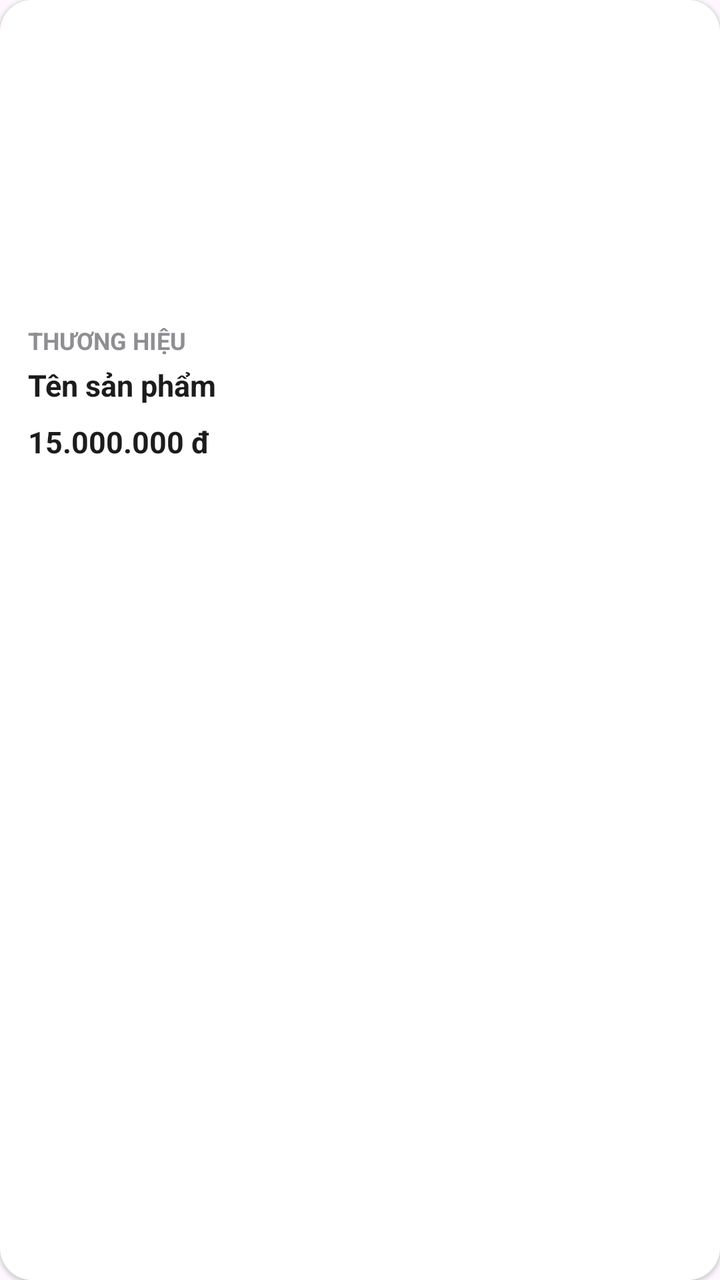
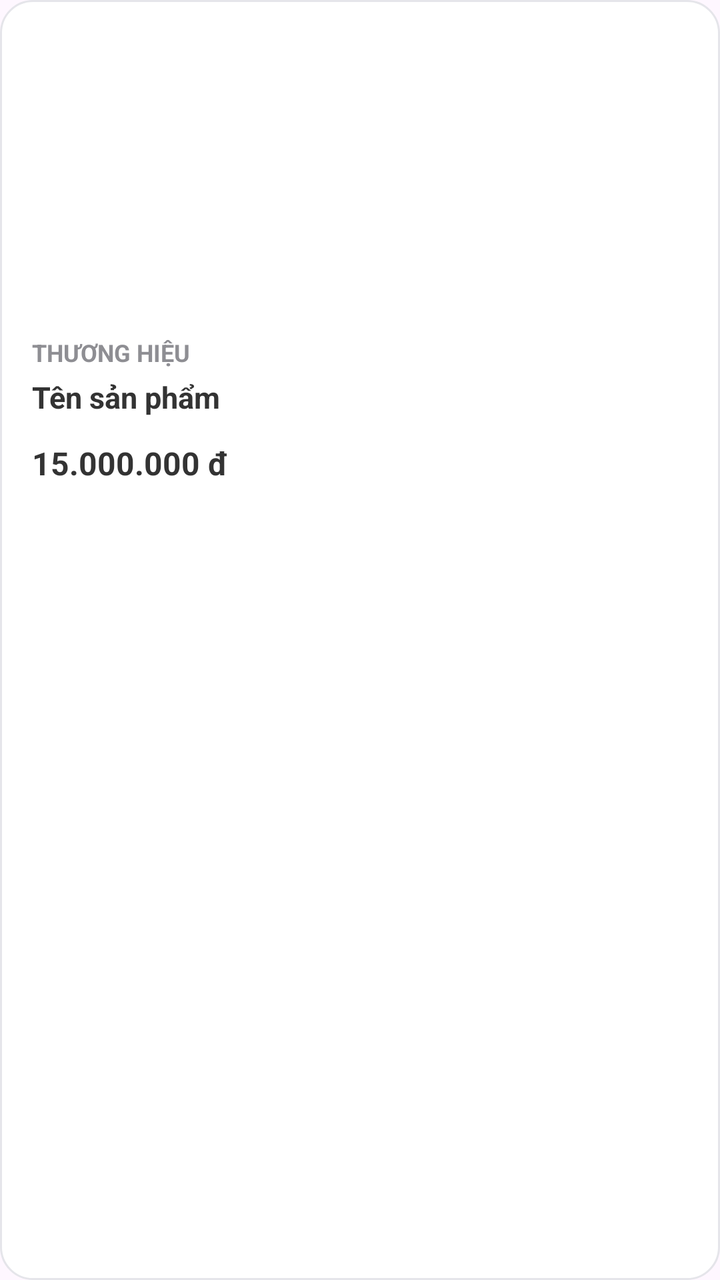

Before-and-after screenshots of an Android layout around one commit, followed by the original layout XML and the change that was made.
<!-- AndroidManifest.xml: application theme Theme.MobileDeviceStoreTDMU -->
<!-- res/layout/item_san_pham.xml -->
<?xml version="1.0" encoding="utf-8"?>
<LinearLayout xmlns:android="http://schemas.android.com/apk/res/android"
    android:layout_width="match_parent"
    android:layout_height="wrap_content"
    android:orientation="vertical"
    android:padding="14dp"
    android:layout_margin="6dp"
    android:background="@drawable/bg_card_modern"
    android:elevation="1dp">

    <ImageView
        android:id="@+id/imgSanPham"
        android:layout_width="match_parent"
        android:layout_height="140dp"
        android:scaleType="fitCenter"
        android:adjustViewBounds="true"
        android:transitionName="product_img_trans"
        android:contentDescription="Hình sản phẩm"
        android:layout_marginBottom="8dp" />

    <TextView
        android:id="@+id/tvThuongHieuSanPham"
        android:layout_width="match_parent"
        android:layout_height="wrap_content"
        android:text="Thương hiệu"
        android:textColor="#8E8E93"
        android:textSize="12sp"
        android:textStyle="bold"
        android:textAllCaps="true"
        android:layout_marginBottom="4dp" />

    <TextView
        android:id="@+id/tvTenSanPham"
        android:layout_width="match_parent"
        android:layout_height="wrap_content"
        android:text="Tên sản phẩm"
        android:textColor="#1C1C1C"
        android:textSize="15sp"
        android:textStyle="bold"
        android:maxLines="2"
        android:ellipsize="end"
        android:layout_marginBottom="8dp" />

    <TextView
        android:id="@+id/tvGiaSanPham"
        android:layout_width="match_parent"
        android:layout_height="wrap_content"
        android:text="15.000.000 đ"
        android:textColor="#1C1C1C"
        android:textSize="15sp"
        android:textStyle="bold" />

</LinearLayout>
<!-- resources referenced by this layout -->
<resources>
  <!-- drawable bg_card_modern (drawable) -->
  <?xml version="1.0" encoding="utf-8"?>
  <shape xmlns:android="http://schemas.android.com/apk/res/android"
      android:shape="rectangle">
      <solid android:color="#FFFFFF" />
      <corners android:radius="16dp" />
  </shape>
  <style name="Theme.MobileDeviceStoreTDMU" parent="Base.Theme.MobileDeviceStoreTDMU" />
  <style name="Base.Theme.MobileDeviceStoreTDMU" parent="Theme.Material3.DayNight.NoActionBar">
          
          
      </style>
</resources>

<!-- the commit's change to res/layout/item_san_pham.xml (unified diff, before → after) -->
@@ -3,10 +3,10 @@
     android:layout_width="match_parent"
     android:layout_height="wrap_content"
     android:orientation="vertical"
-    android:padding="14dp"
-    android:layout_margin="6dp"
+    android:padding="16dp"
+    android:layout_margin="8dp"
     android:background="@drawable/bg_card_modern"
-    android:elevation="1dp">
+    android:elevation="0dp">
 
     <ImageView
         android:id="@+id/imgSanPham"
@@ -16,14 +16,14 @@
         android:adjustViewBounds="true"
         android:transitionName="product_img_trans"
         android:contentDescription="Hình sản phẩm"
-        android:layout_marginBottom="8dp" />
+        android:layout_marginBottom="12dp" />
 
     <TextView
         android:id="@+id/tvThuongHieuSanPham"
         android:layout_width="match_parent"
         android:layout_height="wrap_content"
-        android:text="Thương hiệu"
-        android:textColor="#8E8E93"
+        android:text="THƯƠNG HIỆU"
+        android:textColor="@color/text_secondary"
         android:textSize="12sp"
         android:textStyle="bold"
         android:textAllCaps="true"
@@ -34,20 +34,20 @@
         android:layout_width="match_parent"
         android:layout_height="wrap_content"
         android:text="Tên sản phẩm"
-        android:textColor="#1C1C1C"
+        android:textColor="@color/text_primary"
         android:textSize="15sp"
         android:textStyle="bold"
         android:maxLines="2"
         android:ellipsize="end"
-        android:layout_marginBottom="8dp" />
+        android:layout_marginBottom="12dp" />
 
     <TextView
         android:id="@+id/tvGiaSanPham"
         android:layout_width="match_parent"
         android:layout_height="wrap_content"
         android:text="15.000.000 đ"
-        android:textColor="#1C1C1C"
-        android:textSize="15sp"
+        android:textColor="@color/primary_black"
+        android:textSize="16sp"
         android:textStyle="bold" />
 
 </LinearLayout>
<!-- resource entries referenced after the edit -->
@@ -1,13 +1,19 @@
 <!-- resources referenced by this layout -->
 <resources>
+  <color name="primary_black">#333333</color>
+  <color name="text_primary">#333333</color>
+  <color name="text_secondary">#8E8E93</color>
   <!-- drawable bg_card_modern (drawable) -->
   <?xml version="1.0" encoding="utf-8"?>
   <shape xmlns:android="http://schemas.android.com/apk/res/android"
       android:shape="rectangle">
-      <solid android:color="#FFFFFF" />
+      <solid android:color="@color/bg_white" />
       <corners android:radius="16dp" />
+      <stroke android:width="1dp" android:color="@color/stroke_light" />
   </shape>
   <style name="Theme.MobileDeviceStoreTDMU" parent="Base.Theme.MobileDeviceStoreTDMU" />
+  <color name="bg_white">#FFFFFF</color>
+  <color name="stroke_light">#E5E5EA</color>
   <style name="Base.Theme.MobileDeviceStoreTDMU" parent="Theme.Material3.DayNight.NoActionBar">
           
           
